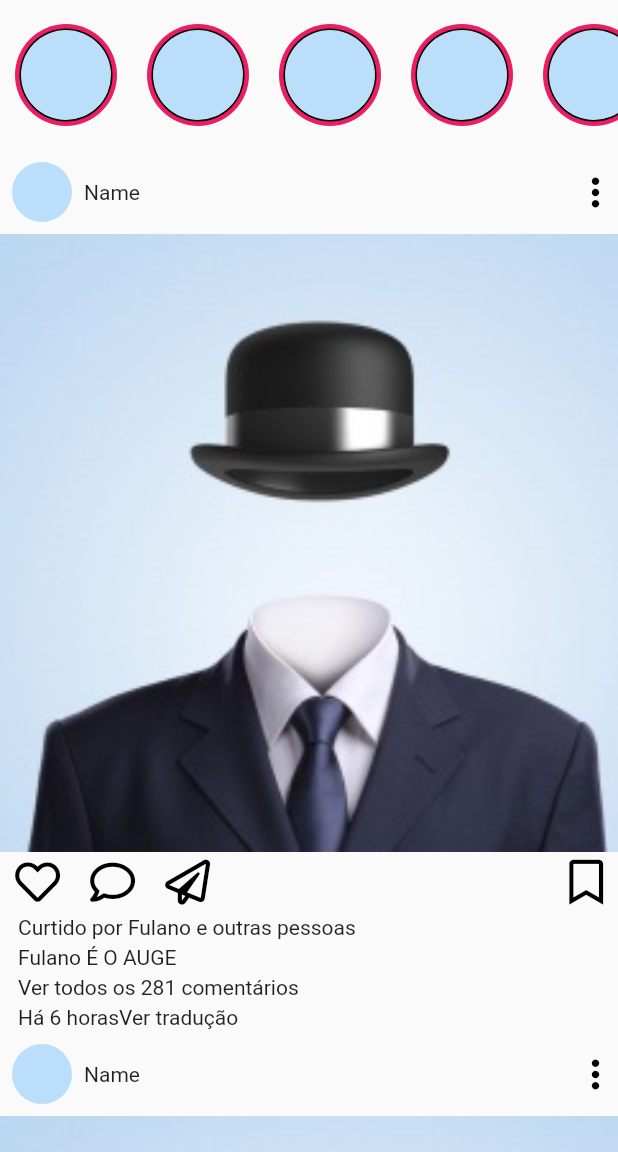
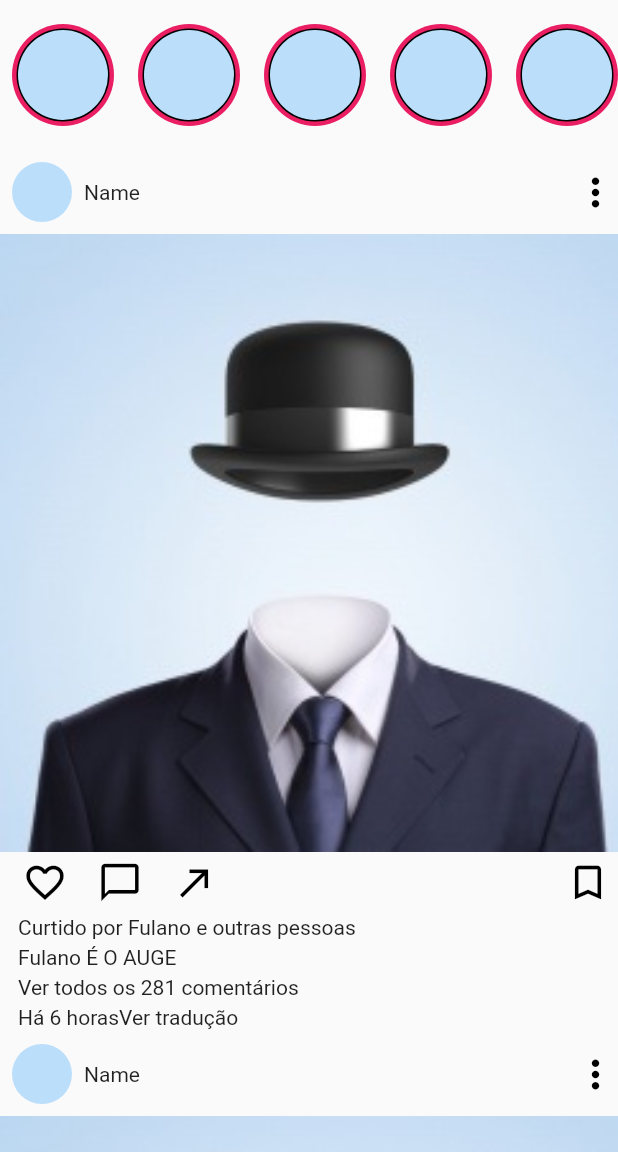
Before and after one commit to MatheusCCarmo/instagram-interface-flutter, a Flutter app: the screen it shows after launch, on a phone screen of 412 x 824 dp, the part 84-1236 px from its top. Run offline on Flutter 3.47's test engine with Material 2 defaults, Android fonts, the phone set to English and light mode, and no system bars; our stand-ins replace font_awesome_flutter.

Commit message:
change post icons

```diff
--- a/lib/widgets/post_actions_widget.dart
+++ b/lib/widgets/post_actions_widget.dart
@@ -1,5 +1,4 @@
 import 'package:flutter/material.dart';
-import 'package:instagram/widgets/post_icon_widget.dart';
 
 import 'package:font_awesome_flutter/font_awesome_flutter.dart';
 
@@ -15,11 +14,46 @@ class _PostActionsWidgetState extends State<PostActionsWidget> {
       mainAxisAlignment: MainAxisAlignment.spaceBetween,
       children: <Widget>[
         Row(children: <Widget>[
-          PostIconWidget(faIcon: FaIcon(FontAwesomeIcons.heart)),
-          PostIconWidget(faIcon: FaIcon(FontAwesomeIcons.comment)),
-          PostIconWidget(faIcon: FaIcon(FontAwesomeIcons.paperPlane)),
+          SizedBox(
+            width: 10,
+          ),
+          GestureDetector(
+            child: Padding(
+              padding: const EdgeInsets.all(5.0),
+              child: Icon(Icons.favorite_border),
+            ),
+            onTap: () {},
+          ),
+          SizedBox(
+            width: 10,
+          ),
+          GestureDetector(
+            child: Padding(
+              padding: const EdgeInsets.all(5.0),
+              child: Icon(Icons.chat_bubble_outline),
+            ),
+            onTap: () {},
+          ),
+          SizedBox(
+            width: 10,
+          ),
+          GestureDetector(
+            child: Padding(
+              padding: const EdgeInsets.all(5.0),
+              child: Icon(Icons.north_east),
+            ),
+            onTap: () {},
+          ),
         ]),
-        PostIconWidget(faIcon: FaIcon(FontAwesomeIcons.bookmark)),
+        GestureDetector(
+          child: Padding(
+            padding: const EdgeInsets.all(5.0),
+            child: Icon(
+              Icons.bookmark_border,
+            ),
+          ),
+          onTap: () {},
+        ),
       ],
     );
   }
--- a/lib/widgets/post_icon_widget.dart
+++ /dev/null
@@ -1,24 +0,0 @@
-import 'package:flutter/material.dart';
-import 'package:font_awesome_flutter/font_awesome_flutter.dart';
-
-class PostIconWidget extends StatefulWidget {
-  FaIcon faIcon;
-  Icon icon;
-
-  PostIconWidget({this.icon, this.faIcon});
-
-  @override
-  _PostIconWidgetState createState() => _PostIconWidgetState();
-}
-
-class _PostIconWidgetState extends State<PostIconWidget> {
-  @override
-  Widget build(BuildContext context) {
-    final disponibleIcon = widget.icon == null ? widget.faIcon : widget.icon;
-    return Container(
-      padding: EdgeInsets.all(5),
-      margin: EdgeInsets.symmetric(horizontal: 5),
-      child: disponibleIcon,
-    );
-  }
-}
--- a/lib/widgets/storie_widget.dart
+++ b/lib/widgets/storie_widget.dart
@@ -9,7 +9,7 @@ class _StorieWidgetState extends State<StorieWidget> {
   @override
   Widget build(BuildContext context) {
     return Container(
-        margin: EdgeInsets.symmetric(horizontal: 10),
+        margin: EdgeInsets.symmetric(horizontal: 8),
         child: Stack(
           alignment: Alignment.center,
           children: <Widget>[
```
